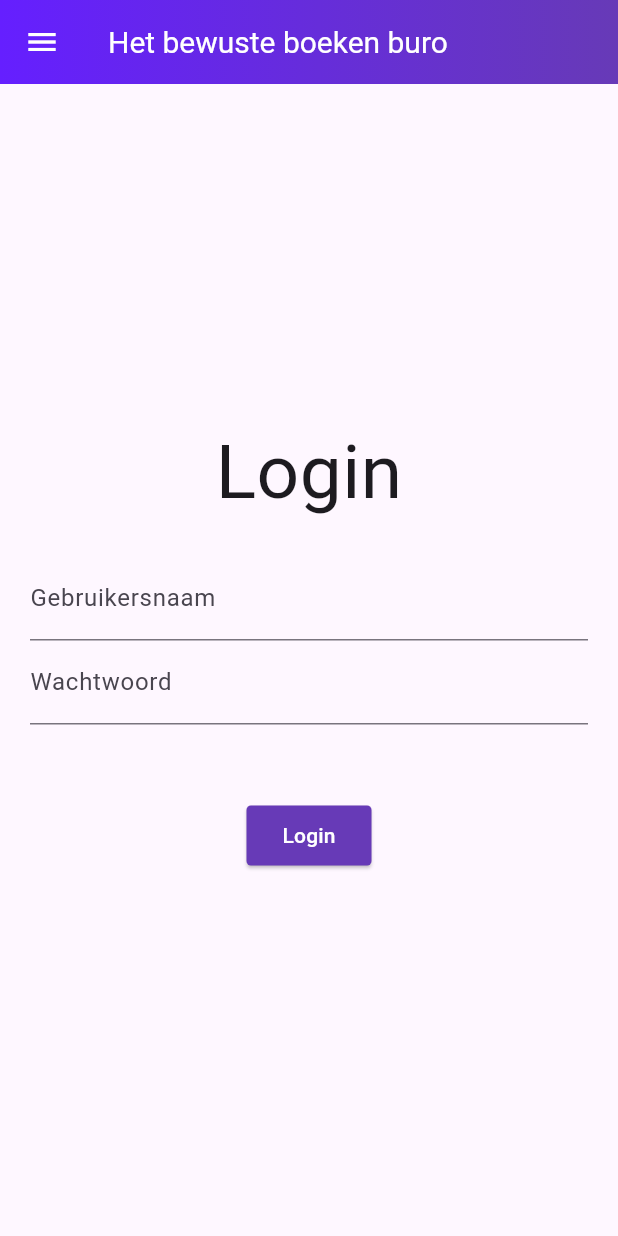
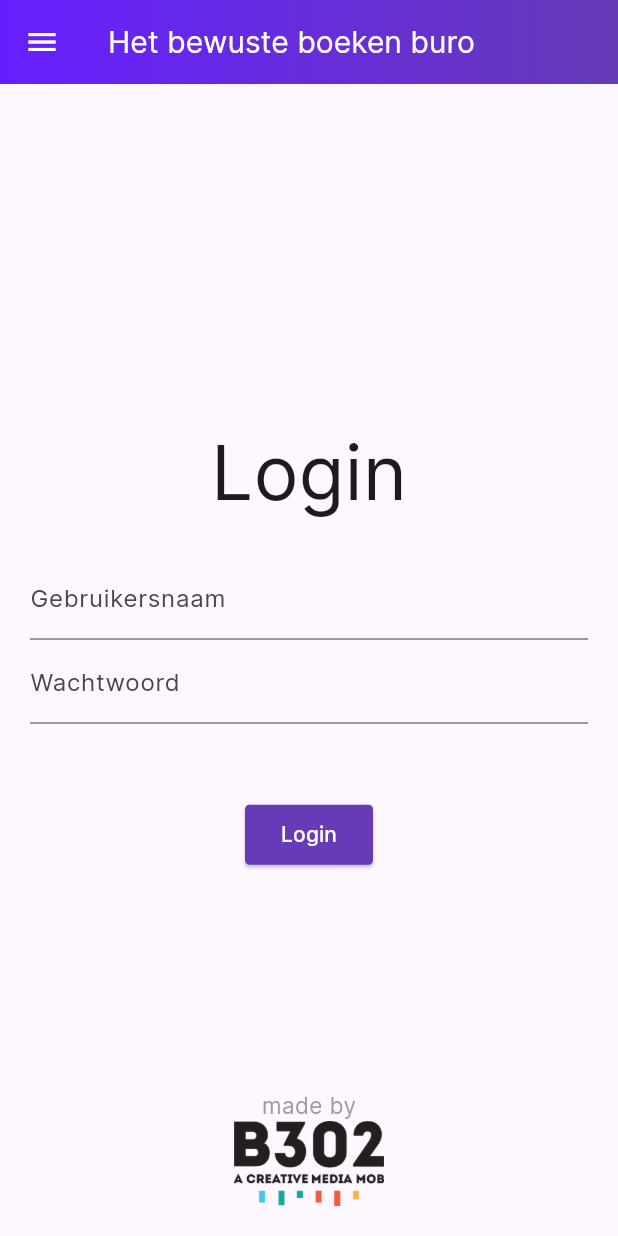
Before and after one commit to benjaminaarsen2/flutter-course, a Flutter app: the screen it shows after launch, on a phone screen of 412 x 824 dp. Run offline on Flutter 3.47's test engine with Material 3 defaults, Android fonts, the phone set to English and light mode, and no system bars.

Commit message:
gejank met fonts

```diff
--- a/lib/main.dart
+++ b/lib/main.dart
@@ -15,6 +15,7 @@ class MyApp extends StatelessWidget {
   @override
   Widget build(BuildContext context) {
     return MaterialApp(
+      theme: ThemeData(fontFamily: 'Inter'),
       navigatorKey: GlobalContext.navigatorKey,
       title: 'Flutter Demo',
       home: HomePage(),
--- a/lib/pages/login.dart
+++ b/lib/pages/login.dart
@@ -6,15 +6,17 @@ class Login extends StatelessWidget {
 
   @override
   Widget build(BuildContext context) {
-    return Center(
-        child: Column(
+    return Stack(
+      alignment: Alignment.center,
+      children: [
+        Column(
           mainAxisAlignment: MainAxisAlignment.center,
-      crossAxisAlignment: CrossAxisAlignment.stretch,
           children: [
-        const Center(child: Text('Login', style: TextStyle(fontSize: 50))),
+            Text('Login', style: TextStyle(fontSize: 50)),
             Container(
               padding: const EdgeInsets.all(20),
               child: Column(
+                mainAxisAlignment: MainAxisAlignment.spaceBetween,
                 children: [
                   TextFormField(
                     decoration: const InputDecoration(
@@ -23,9 +25,10 @@ class Login extends StatelessWidget {
                   ),
                   TextFormField(
                     decoration: const InputDecoration(
-                    border: UnderlineInputBorder(), labelText: 'Wachtwoord'),
+                        border: UnderlineInputBorder(),
+                        labelText: 'Wachtwoord'),
                   ),
-              Padding(padding: const EdgeInsets.all(25)),
+                  const Padding(padding: EdgeInsets.all(25)),
                   CustomButton(
                       key: const Key('login_button'),
                       onPressed: () => {},
@@ -35,6 +38,24 @@ class Login extends StatelessWidget {
               ),
             ),
           ],
-    ));
+        ),
+        const Positioned(
+          bottom: 20,
+          child: Column(
+            children: [
+              const Text('made by',
+                  style: TextStyle(
+                    fontSize: 15,
+                    color: Colors.grey,
+                  )),
+              SizedBox(
+                  width: 100,
+                  child:
+                      Image(image: AssetImage('assets/images/b302-logo.png'))),
+            ],
+          ),
+        ),
+      ],
+    );
   }
 }
```
Also changed, not shown: pubspec.yaml (+22 -2 lines), assets/fonts/Inter/Inter-Black.ttf (added), assets/fonts/Inter/Inter-Bold.ttf (added), assets/fonts/Inter/Inter-ExtraBold.ttf (added), assets/fonts/Inter/Inter-ExtraLight.ttf (added), assets/fonts/Inter/Inter-Light.ttf (added), assets/fonts/Inter/Inter-Medium.ttf (added), assets/fonts/Inter/Inter-Regular.ttf (added), assets/fonts/Inter/Inter-SemiBold.ttf (added), assets/fonts/Inter/Inter-Thin.ttf (added), assets/images/b302-logo.png (added). Lines whose indentation alone changed are shown as unchanged.
